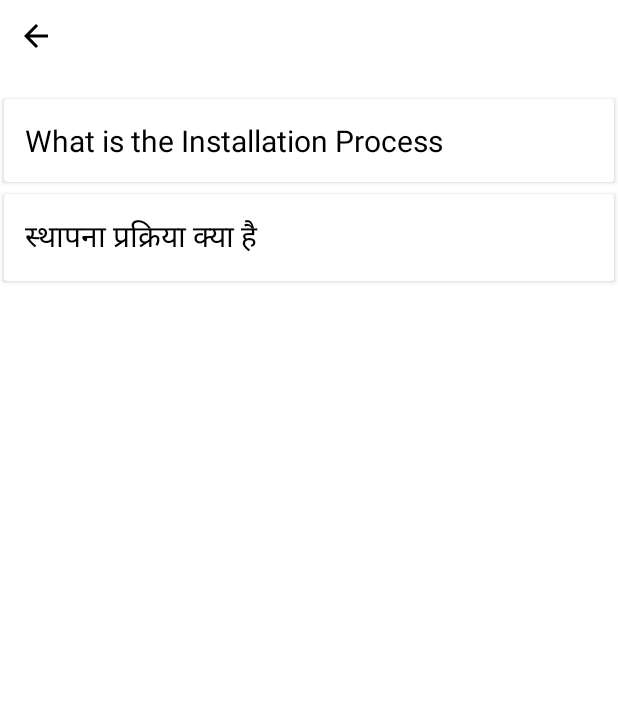
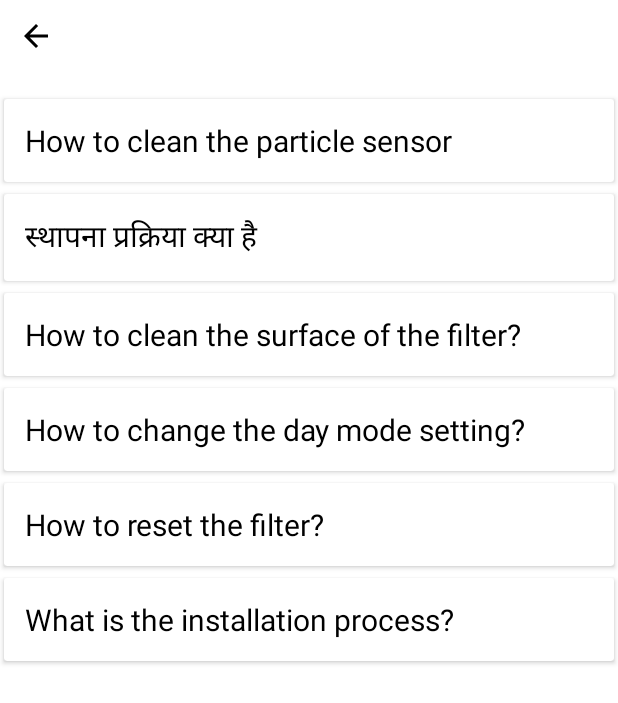
Before and after one commit to aankitroy/ProductManual, an Android app: the screen it shows after launch (AudioManualActivity), after a tap on an icon or button, on a phone screen of 412 x 824 dp. Shown: the top 703 px of the screen. Run offline under Robolectric (Android 15) with nearby library versions, the phone set to English and light mode, and no system bars; our stand-ins replace Dagger/Hilt's generated code, data binding; libraries missing offline, so code that uses them is left out: androidx.hilt.lifecycle.

Commit message:
images added

```diff
--- a/app/src/main/java/com/example/scaler_task/fragment/StepEndFragment.kt
+++ b/app/src/main/java/com/example/scaler_task/fragment/StepEndFragment.kt
@@ -49,7 +49,7 @@ class StepEndFragment: Fragment() {
         binding.root.background = context?.drawable(viewModel.selectedProduct.screenBackground)
         binding.randomQuestion.setTextColor(requireActivity().color(viewModel.selectedProduct.askMeAnythingTextColor))
         binding.differentQuestionTip.setTextColor(requireActivity().color(viewModel.selectedProduct.askMeAnythingTextColor))
-
+        binding.questionText.text = viewModel.selectedQuestion?.lastScreenTitle
     }
 
     companion object {
--- a/app/src/main/java/com/example/scaler_task/pojo/QuestionList.kt
+++ b/app/src/main/java/com/example/scaler_task/pojo/QuestionList.kt
@@ -8,43 +8,29 @@ object QuestionDemo {
     fun getQuestionList(): ArrayList<Question> {
         val questionList: ArrayList<Question> = ArrayList()
         val question1 = Question().apply {
-            question = "What is the Installation Process"
+            question = "How to clean the particle sensor"
             answerSteps.add(
                 AnswerStep(
                     1,
-                    "Pull the back cover and remove it from the appliance.",
-                    R.drawable.mixer_grinder_step_1
+                    "Pull the back cover and remove it from the appliance",
+                    R.drawable.mixer_grinder_step_1_v2
                 )
             )
             answerSteps.add(
                 AnswerStep(
                     2,
-                    "Pull the filter from the appliance.",
-                    R.drawable.mixer_grinder_step_1
+                    "Clean the particle sensor with a cotton swab",
+                    R.drawable.mixer_grinder_step_2_v2
                 )
             )
             answerSteps.add(
                 AnswerStep(
                     3,
-                    "Remove all packaging materials of the air purification filter.",
-                    R.drawable.mixer_grinder_step_2
+                    "Re-attach the back cover",
+                    R.drawable.mixer_grinder_step_3_v2
                 )
             )
-            answerSteps.add(
-                AnswerStep(
-                    4,
-                    "Put the filter back into the appliance.",
-                    R.drawable.mixer_grinder_step_1
-                )
-            )
-            answerSteps.add(
-                AnswerStep(
-                    5,
-                    "Reattach the back cover.",
-                    R.drawable.mixer_grinder_step_1
-                )
-            )
-            lastScreenTitle = "Your Filter is now installed!"
+            lastScreenTitle = "Your particle sensor is cleaned now!"
         }
 
 //            val questions1 = Questions().apply {
@@ -105,7 +91,7 @@ object QuestionDemo {
 //        }
 //
 //
-        val questions6 = Question().apply {
+        val question2 = Question().apply {
             question = "स्थापना प्रक्रिया क्या है"
             answerSteps.add(
                 AnswerStep(
@@ -144,6 +130,126 @@ object QuestionDemo {
             )
             lastScreenTitle = "आपका फ़िल्टर अब स्थापित हो गया है!"
         }
+
+        val question3 = Question().apply {
+            question = "How to clean the surface of the filter?"
+            answerSteps.add(
+                AnswerStep(
+                    1,
+                    "Pull the back cover and remove it from the appliance",
+                    R.drawable.mixer_grinder_step_1_v2
+                )
+            )
+            answerSteps.add(
+                AnswerStep(
+                    2,
+                    "Pull the filter from the appliance",
+                    R.drawable.mixer_grinder_open_v2
+                )
+            )
+            answerSteps.add(
+                AnswerStep(
+                    3,
+                    "Clean the surface of the filter with a vacuum cleaner",
+                    R.drawable.mixer_clean_surface_v2
+                )
+            )
+
+            answerSteps.add(
+                AnswerStep(
+                    4,
+                    "Pull the filter back into the appliance",
+                    R.drawable.mixer_filter_back_v2
+                )
+            )
+            lastScreenTitle = "Your filter is cleaned now!"
+        }
+
+        val question4 = Question().apply {
+            question = "How to change the day mode setting?"
+            answerSteps.add(
+                AnswerStep(
+                    1,
+                    "Auto mode : In Auto mode, the dual-sensor senses the air quality in real-time and the appliance automatically adjusts the fan speed in accordance with the ambient air quality. The control panel can automatically adjust display screen brightness according to the ambient light.",
+                    R.drawable.daymode_setting_step_1
+                )
+            )
+            answerSteps.add(
+                AnswerStep(
+                    2,
+                    "Manual Speed : In manual mode, the Air Purifier operates on Speed 1 or Speed 2.",
+                    R.drawable.daymode_setting_step_2
+                )
+            )
+            answerSteps.add(
+                AnswerStep(
+                    3,
+                    "Turbo mode : In Turbo mode, the air purifier operates on the highest speed.",
+                    R.drawable.daymode_setting_step_3
+                )
+            )
+            lastScreenTitle = "Your day mode setting is changed now!"
+        }
+
+        val question5 = Question().apply {
+            question = "How to reset the filter?"
+            answerSteps.add(
+                AnswerStep(
+                    1,
+                    "Put the power plug back in to the socket",
+                    R.drawable.reset_step_1
+                )
+            )
+            answerSteps.add(
+                AnswerStep(
+                    2,
+                    "Within 15 Seconds after Power on, touch and hold and button for 3 seconds to Reset the filter lifetime counter.\n",
+                    R.drawable.reset_step_2
+                )
+            )
+            lastScreenTitle = "Your filter is reset now!"
+        }
+
+        val question6 = Question().apply {
+            question = "What is the installation process?"
+            answerSteps.add(
+                AnswerStep(
+                    1,
+                    "Pull the back cover and remove it from the appliance.",
+                    R.drawable.step_1
+                )
+            )
+            answerSteps.add(
+                AnswerStep(
+                    2,
+                    "Pull the filter from the appliance",
+                    R.drawable.step_2
+                )
+            )
+            answerSteps.add(
+                AnswerStep(
+                    3,
+                    "Remove all packaging materials from the air purification filter",
+                    R.drawable.step_3
+                )
+            )
+            answerSteps.add(
+                AnswerStep(
+                    4,
+                    "Put the filter back into the appliance",
+                    R.drawable.step_4
+                )
+            )
+            answerSteps.add(
+                AnswerStep(
+                    5,
+                    "Reattach the back cover",
+                    R.drawable.step_5
+                )
+            )
+            lastScreenTitle = "Your filter is installed now!"
+        }
+
 //        val questions7 = Questions().apply {
 //            question = "वाई-फाई कनेक्शन कैसे स्थापित करें"
 //            answer ="ऐप स्टोर या Google Play से Philips \"क्लीन होम\" ऐप डाउनलोड और इंस्टॉल करें।\n" +
@@ -179,7 +285,11 @@ object QuestionDemo {
 //        questionList.add(questions3)
 //        questionList.add(questions4)
 //        questionList.add(questions5)
-        questionList.add(questions6)
+        questionList.add(question2)
+        questionList.add(question3)
+        questionList.add(question4)
+        questionList.add(question5)
+        questionList.add(question6)
 //        questionList.add(questions7)
 //        questionList.add(questions8)
 //        questionList.add(questions9)
```
Also changed, not shown: app/src/main/res/drawable-xhdpi/daymode_setting_step_1.png (added), app/src/main/res/drawable-xhdpi/daymode_setting_step_2.png (added), app/src/main/res/drawable-xhdpi/daymode_setting_step_3.png (added), app/src/main/res/drawable-xhdpi/mixer_clean_surface_v2.png (added), app/src/main/res/drawable-xhdpi/mixer_filter_back_v2.png (added), app/src/main/res/drawable-xhdpi/mixer_grinder_open_v2.png (added), app/src/main/res/drawable-xhdpi/mixer_grinder_step_1_v2.png (added), app/src/main/res/drawable-xhdpi/mixer_grinder_step_3_v2.png (added), app/src/main/res/drawable-xhdpi/reset_step_1.png (added), app/src/main/res/drawable-xhdpi/reset_step_2.png (added), app/src/main/res/drawable-xxxhdpi/mixer_grinder_step_2_v2.png (added), app/src/main/res/drawable/step_1.png (added), app/src/main/res/drawable/step_2.png (added), app/src/main/res/drawable/step_3.png (added), 2 more files.
